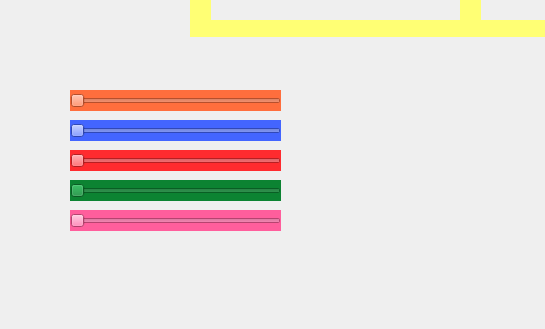
The window that mainwindow.ui (gabrielasil/trabalho-02-so) describes before a commit, drawn with Qt 5; both pictures show x 0 to 545 and y 267 to 596 of the 961 by 596 pixel window.
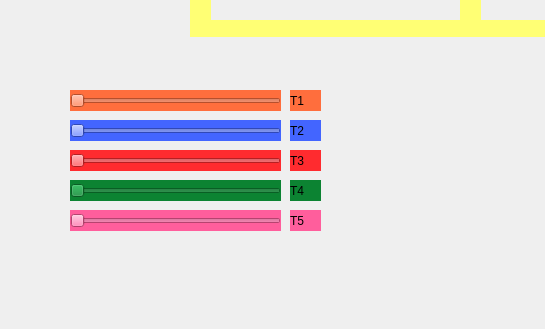
The same window after the commit.

Commit message: Adição de indicadores de velocidade

What changed in the file:
```diff
--- a/mainwindow.ui
+++ b/mainwindow.ui
@@ -429,6 +429,86 @@
      <enum>Qt::Horizontal</enum>
     </property>
    </widget>
+   <widget class="QLabel" name="label_trem1_2">
+    <property name="geometry">
+     <rect>
+      <x>290</x>
+      <y>340</y>
+      <width>31</width>
+      <height>21</height>
+     </rect>
+    </property>
+    <property name="styleSheet">
+     <string notr="true">QLabel { background: rgb(255, 110, 61)}</string>
+    </property>
+    <property name="text">
+     <string>T1</string>
+    </property>
+   </widget>
+   <widget class="QLabel" name="label_trem2_2">
+    <property name="geometry">
+     <rect>
+      <x>290</x>
+      <y>370</y>
+      <width>31</width>
+      <height>21</height>
+     </rect>
+    </property>
+    <property name="styleSheet">
+     <string notr="true">QLabel { background: rgb(67, 101, 255)}</string>
+    </property>
+    <property name="text">
+     <string>T2</string>
+    </property>
+   </widget>
+   <widget class="QLabel" name="label_trem3_2">
+    <property name="geometry">
+     <rect>
+      <x>290</x>
+      <y>400</y>
+      <width>31</width>
+      <height>21</height>
+     </rect>
+    </property>
+    <property name="styleSheet">
+     <string notr="true">QLabel { background: rgb(255, 43, 47)}</string>
+    </property>
+    <property name="text">
+     <string>T3</string>
+    </property>
+   </widget>
+   <widget class="QLabel" name="label_trem4_2">
+    <property name="geometry">
+     <rect>
+      <x>290</x>
+      <y>430</y>
+      <width>31</width>
+      <height>21</height>
+     </rect>
+    </property>
+    <property name="styleSheet">
+     <string notr="true">QLabel { background: rgb(12, 131, 50)}</string>
+    </property>
+    <property name="text">
+     <string>T4</string>
+    </property>
+   </widget>
+   <widget class="QLabel" name="label_trem5_2">
+    <property name="geometry">
+     <rect>
+      <x>290</x>
+      <y>460</y>
+      <width>31</width>
+      <height>21</height>
+     </rect>
+    </property>
+    <property name="styleSheet">
+     <string notr="true">QLabel { background: rgb(255, 94, 156)}</string>
+    </property>
+    <property name="text">
+     <string>T5</string>
+    </property>
+   </widget>
   </widget>
   <widget class="QMenuBar" name="menuBar">
    <property name="geometry">
```
Left out of the diff: 83 changed lines with no effect on the pictures.
